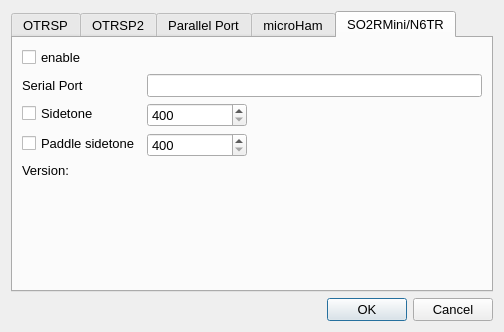
The window that so2sdr/so2rdialog.ui (n4ogw/so2sdr) describes before a commit, drawn with Qt 5.
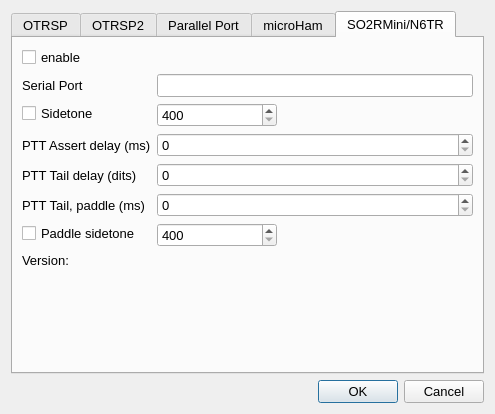
The same window after the commit.

Commit message:
Add options to set head/tail times for so2rmini
Fix bug preventing ARRL June VHF contest (and maybe others) from starting

The edit to the form file:
```diff
--- a/so2sdr/so2rdialog.ui
+++ b/so2sdr/so2rdialog.ui
@@ -9,8 +9,8 @@
    <rect>
     <x>0</x>
     <y>0</y>
-    <width>504</width>
-    <height>332</height>
+    <width>495</width>
+    <height>414</height>
    </rect>
   </property>
   <property name="sizePolicy">
@@ -22,7 +22,7 @@
   <property name="minimumSize">
    <size>
     <width>400</width>
-    <height>330</height>
+    <height>400</height>
    </size>
   </property>
   <property name="maximumSize">
@@ -456,7 +456,7 @@
           <widget class="QSpinBox" name="spinBoxSidetone">
            <property name="maximumSize">
             <size>
-             <width>100</width>
+             <width>120</width>
              <height>16777215</height>
             </size>
            </property>
@@ -471,18 +471,18 @@
            </property>
           </widget>
          </item>
-         <item row="3" column="0">
+         <item row="6" column="0">
           <widget class="QCheckBox" name="checkBoxPaddleSidetone">
            <property name="text">
             <string>Paddle sidetone</string>
            </property>
           </widget>
          </item>
-         <item row="3" column="1">
+         <item row="6" column="1">
           <widget class="QSpinBox" name="spinBoxPaddleSidetone">
            <property name="maximumSize">
             <size>
-             <width>100</width>
+             <width>120</width>
              <height>16777215</height>
             </size>
            </property>
@@ -497,14 +497,14 @@
            </property>
           </widget>
          </item>
-         <item row="4" column="0">
+         <item row="7" column="0">
           <widget class="QLabel" name="label_2">
            <property name="text">
             <string>Version:</string>
            </property>
           </widget>
          </item>
-         <item row="4" column="1">
+         <item row="7" column="1">
           <widget class="QLabel" name="labelMiniVersion">
            <property name="sizePolicy">
             <sizepolicy hsizetype="Preferred" vsizetype="Preferred">
@@ -523,6 +523,36 @@
            </property>
           </widget>
          </item>
+         <item row="3" column="1">
+          <widget class="QSpinBox" name="pttDelaySpinbox"/>
+         </item>
+         <item row="4" column="1">
+          <widget class="QSpinBox" name="pttTailDelaySpinbox"/>
+         </item>
+         <item row="5" column="1">
+          <widget class="QSpinBox" name="pttPaddleTailDelaySpinbox"/>
+         </item>
+         <item row="3" column="0">
+          <widget class="QLabel" name="label_3">
+           <property name="text">
+            <string>PTT Assert delay (ms)</string>
+           </property>
+          </widget>
+         </item>
+         <item row="4" column="0">
+          <widget class="QLabel" name="label_4">
+           <property name="text">
+            <string>PTT Tail delay (dits)</string>
+           </property>
+          </widget>
+         </item>
+         <item row="5" column="0">
+          <widget class="QLabel" name="label_5">
+           <property name="text">
+            <string>PTT Tail, paddle (ms)</string>
+           </property>
+          </widget>
+         </item>
         </layout>
        </item>
       </layout>
```
The commit also changes 6 other files.
